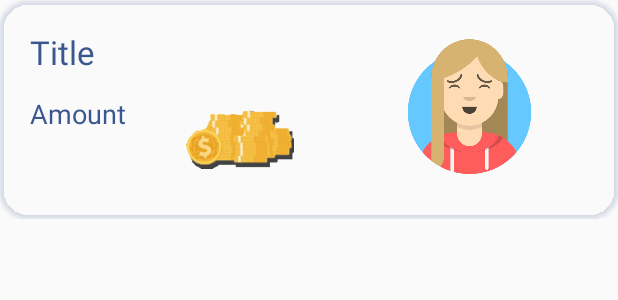
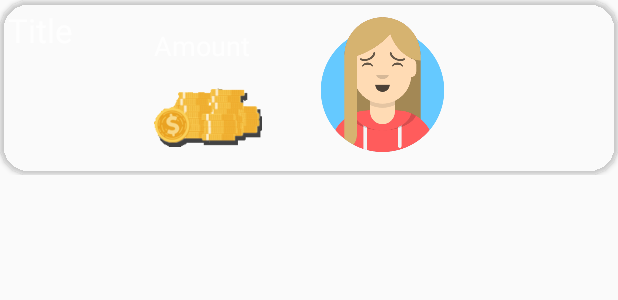
Before and after one commit to pirosgyb2/BankToTheFuture, an Android app: the layout student_row.xml on its own in the app's theme, with its tools: preview values and no code run, on a phone screen of 412 x 824 dp. Shown: the top 300 px of the screen. Run offline under Robolectric (Android 15) with nearby library versions, the light colour scheme and no system bars.

Commit message:
some fix

```diff
--- a/app/src/main/java/com/bme/aut/banktothefuture/MainActivity.kt
+++ b/app/src/main/java/com/bme/aut/banktothefuture/MainActivity.kt
@@ -11,6 +11,7 @@ import android.view.View.SYSTEM_UI_FLAG_LAYOUT_FULLSCREEN
 import android.view.View.SYSTEM_UI_FLAG_LAYOUT_STABLE
 import androidx.appcompat.app.AppCompatActivity
 import androidx.core.view.ViewCompat
+import com.bme.aut.banktothefuture.classroom.ClassActivity
 import com.livinglifetechway.quickpermissions.annotations.WithPermissions
 import kotlinx.android.synthetic.main.activity_main.*
 
@@ -40,6 +41,11 @@ class MainActivity : AppCompatActivity() {
 
         camera.setOnClickListener {
             val myIntent = Intent(this, QrActivity::class.java)
+            startActivity(myIntent)
+        }
+
+        students.setOnClickListener {
+            val myIntent = Intent(this, ClassActivity::class.java)
             startActivity(myIntent)
         }
 
--- a/app/src/main/res/layout/student_row.xml
+++ b/app/src/main/res/layout/student_row.xml
@@ -9,32 +9,28 @@
 
     <androidx.cardview.widget.CardView
         app:cardCornerRadius="20dp"
-        app:contentPadding="10dp"
-        android:background="@drawable/map_background_gradient"
         app:cardBackgroundColor="@color/transparent"
         android:layout_width="match_parent"
         android:layout_height="wrap_content"
         android:padding="10dip"
-        android:paddingBottom="10dip"
-        android:outlineAmbientShadowColor="@color/colorGreyDark"
-        android:outlineSpotShadowColor="@color/darkBlue">
+        android:paddingBottom="10dip">
 
         <androidx.constraintlayout.widget.ConstraintLayout
             android:showDividers="beginning"
-            android:divider="@color/colorAccent"
-            android:padding="10dp"
-            android:paddingBottom="20dp"
+            android:divider="@color/colorWhite"
+            android:padding="5dp"
+            android:paddingBottom="5dp"
             android:orientation="vertical"
             android:layout_width="match_parent"
             android:layout_height="wrap_content">
 
             <TextView
                 android:id="@+id/tvTitle"
-                android:layout_width="213dp"
-                android:layout_height="43dp"
+                android:layout_width="97dp"
+                android:layout_height="75dp"
                 android:text="Title"
                 android:textAppearance="@style/Base.TextAppearance.AppCompat.Large"
-                android:textColor="@color/darkBlue"
+                android:textColor="@color/colorWhite"
                 app:layout_constraintStart_toStartOf="parent"
                 app:layout_constraintTop_toTopOf="parent" />
 
@@ -44,9 +40,10 @@
                 android:layout_height="50dp"
                 android:text="Amount"
                 android:textAppearance="@style/Base.TextAppearance.AppCompat.Medium"
-                android:textColor="@color/darkBlue"
-                app:layout_constraintStart_toStartOf="@+id/tvTitle"
-                app:layout_constraintTop_toBottomOf="@+id/tvTitle" />
+                android:textColor="@color/colorWhite"
+                app:layout_constraintBottom_toBottomOf="@+id/tvTitle"
+                app:layout_constraintStart_toEndOf="@+id/tvTitle"
+                app:layout_constraintTop_toTopOf="parent" />
 
             <ImageView
                 android:id="@+id/imageView"
@@ -63,6 +60,7 @@
                 android:layout_height="66dp"
                 android:layout_marginTop="40dp"
                 app:layout_constraintStart_toEndOf="@+id/tvAmount"
+                app:layout_constraintStart_toStartOf="@+id/tvAmount"
                 app:layout_constraintTop_toTopOf="parent"
                 app:srcCompat="@drawable/coins_2" />
 
```
Also changed, not shown: app/src/main/AndroidManifest.xml (+4 -5 lines), app/src/main/res/layout/activity_login.xml (+14 -11 lines), app/src/main/res/layout/activity_main.xml (+16 -0 lines).
